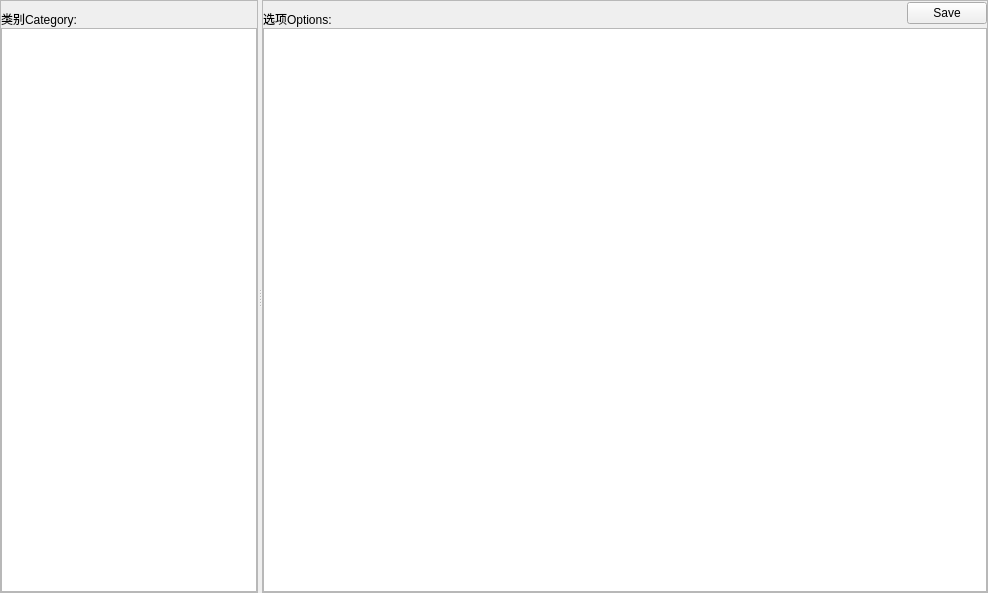
Before: the Qt Designer form Ui/FormEnum.ui in golden7602/zion, drawn with Qt 5.
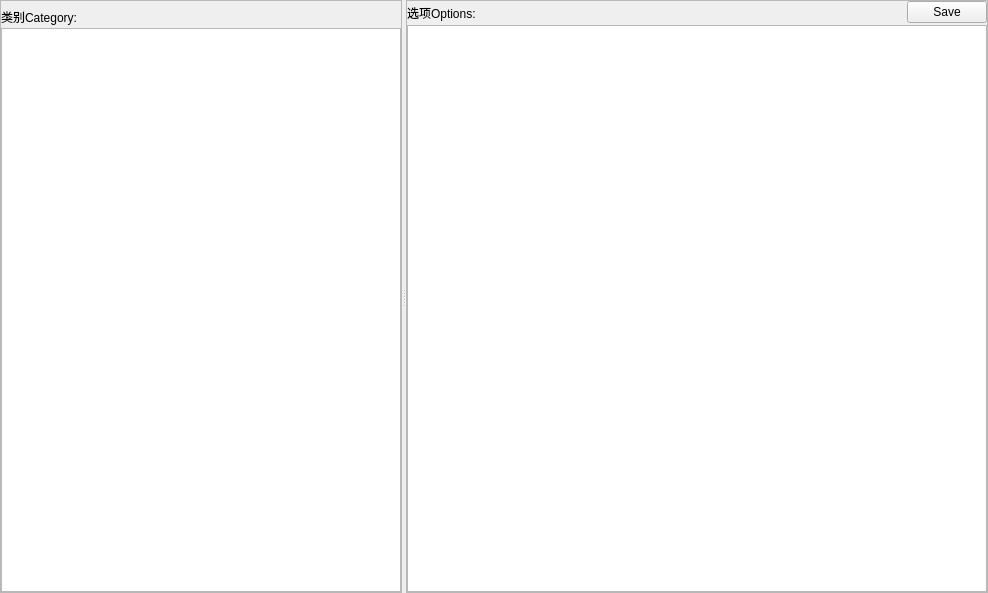
After: the same form once the commit is applied.

Diff of the .ui file:
```diff
--- a/Ui/FormEnum.ui
+++ b/Ui/FormEnum.ui
@@ -73,12 +73,15 @@
          <property name="maximumSize">
           <size>
            <width>16777215</width>
-           <height>15</height>
+           <height>25</height>
           </size>
          </property>
          <property name="text">
           <string>类别Category:</string>
          </property>
+         <property name="alignment">
+          <set>Qt::AlignBottom|Qt::AlignLeading|Qt::AlignLeft</set>
+         </property>
          <property name="margin">
           <number>5</number>
          </property>
@@ -92,6 +95,18 @@
            <verstretch>0</verstretch>
           </sizepolicy>
          </property>
+         <property name="minimumSize">
+          <size>
+           <width>400</width>
+           <height>0</height>
+          </size>
+         </property>
+         <property name="maximumSize">
+          <size>
+           <width>16777215</width>
+           <height>16777215</height>
+          </size>
+         </property>
         </widget>
        </item>
       </layout>
@@ -132,18 +147,21 @@
            <property name="minimumSize">
             <size>
              <width>0</width>
-             <height>25</height>
+             <height>20</height>
             </size>
            </property>
            <property name="maximumSize">
             <size>
              <width>16777215</width>
-             <height>15</height>
+             <height>20</height>
             </size>
            </property>
            <property name="text">
             <string>选项Options:</string>
            </property>
+           <property name="alignment">
+            <set>Qt::AlignBottom|Qt::AlignLeading|Qt::AlignLeft</set>
+           </property>
           </widget>
          </item>
          <item>
```
Left out of the diff: 3 changed lines with no effect on the pictures.
